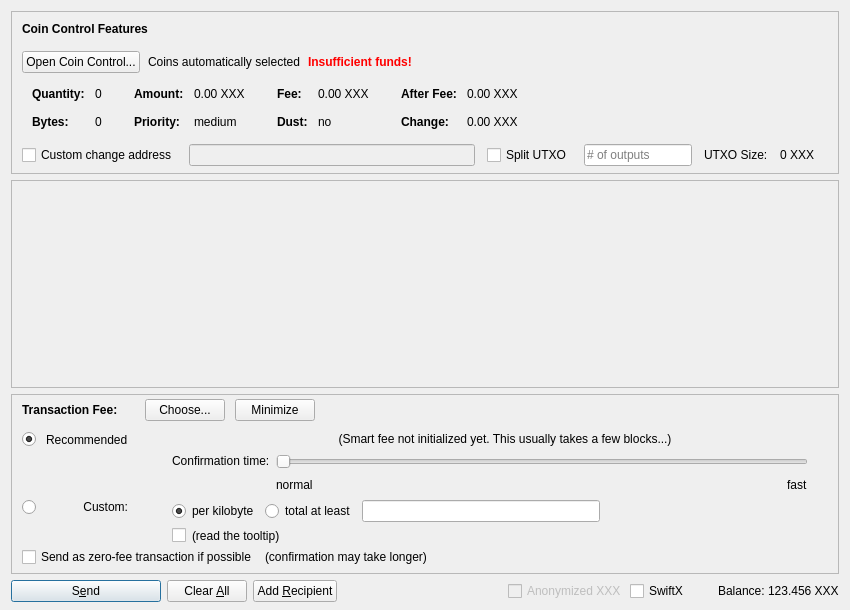
Qt form src/qt/forms/sendcoinsdialog.ui (CryptoCashBack-Hub/CCBC) before a commit.
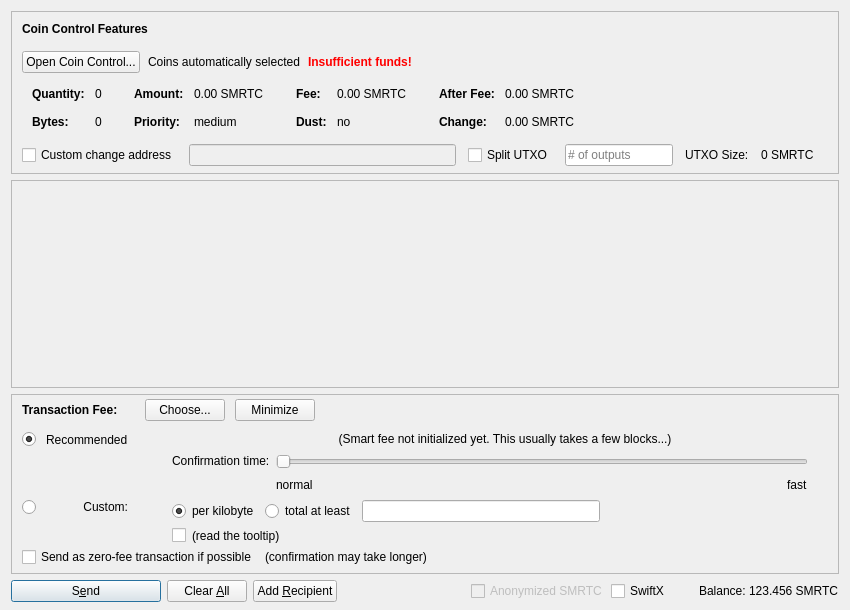
The same form after that commit. Icons and pictures are not drawn. Custom widgets are drawn as their Qt base class.

Patch:
```diff
--- a/src/qt/forms/sendcoinsdialog.ui
+++ b/src/qt/forms/sendcoinsdialog.ui
@@ -324,7 +324,7 @@
                   <enum>Qt::ActionsContextMenu</enum>
                  </property>
                  <property name="text">
-                  <string notr="true">0.00 XXX</string>
+                  <string notr="true">0.00 SMRTC</string>
                  </property>
                  <property name="textInteractionFlags">
                   <set>Qt::LinksAccessibleByMouse|Qt::TextSelectableByKeyboard|Qt::TextSelectableByMouse</set>
@@ -404,7 +404,7 @@
                   <enum>Qt::ActionsContextMenu</enum>
                  </property>
                  <property name="text">
-                  <string notr="true">0.00 XXX</string>
+                  <string notr="true">0.00 SMRTC</string>
                  </property>
                  <property name="textInteractionFlags">
                   <set>Qt::LinksAccessibleByMouse|Qt::TextSelectableByKeyboard|Qt::TextSelectableByMouse</set>
@@ -484,7 +484,7 @@
                   <enum>Qt::ActionsContextMenu</enum>
                  </property>
                  <property name="text">
-                  <string notr="true">0.00 XXX</string>
+                  <string notr="true">0.00 SMRTC</string>
                  </property>
                  <property name="textInteractionFlags">
                   <set>Qt::LinksAccessibleByMouse|Qt::TextSelectableByKeyboard|Qt::TextSelectableByMouse</set>
@@ -513,7 +513,7 @@
                   <enum>Qt::ActionsContextMenu</enum>
                  </property>
                  <property name="text">
-                  <string notr="true">0.00 XXX</string>
+                  <string notr="true">0.00 SMRTC</string>
                  </property>
                  <property name="textInteractionFlags">
                   <set>Qt::LinksAccessibleByMouse|Qt::TextSelectableByKeyboard|Qt::TextSelectableByMouse</set>
@@ -594,7 +594,7 @@
           <item>
            <widget class="QLabel" name="labelBlockSize">
             <property name="text">
-             <string>0 XXX</string>
+             <string>0 SMRTC</string>
             </property>
            </widget>
           </item>
@@ -1390,7 +1390,7 @@
           <bool>false</bool>
          </property>
          <property name="text">
-          <string>Anonymized XXX</string>
+          <string>Anonymized SMRTC</string>
          </property>
         </widget>
        </item>
@@ -1429,7 +1429,7 @@
           <cursorShape>IBeamCursor</cursorShape>
          </property>
          <property name="text">
-          <string notr="true">123.456 XXX</string>
+          <string notr="true">123.456 SMRTC</string>
          </property>
          <property name="textInteractionFlags">
           <set>Qt::LinksAccessibleByMouse|Qt::TextSelectableByKeyboard|Qt::TextSelectableByMouse</set>
```
